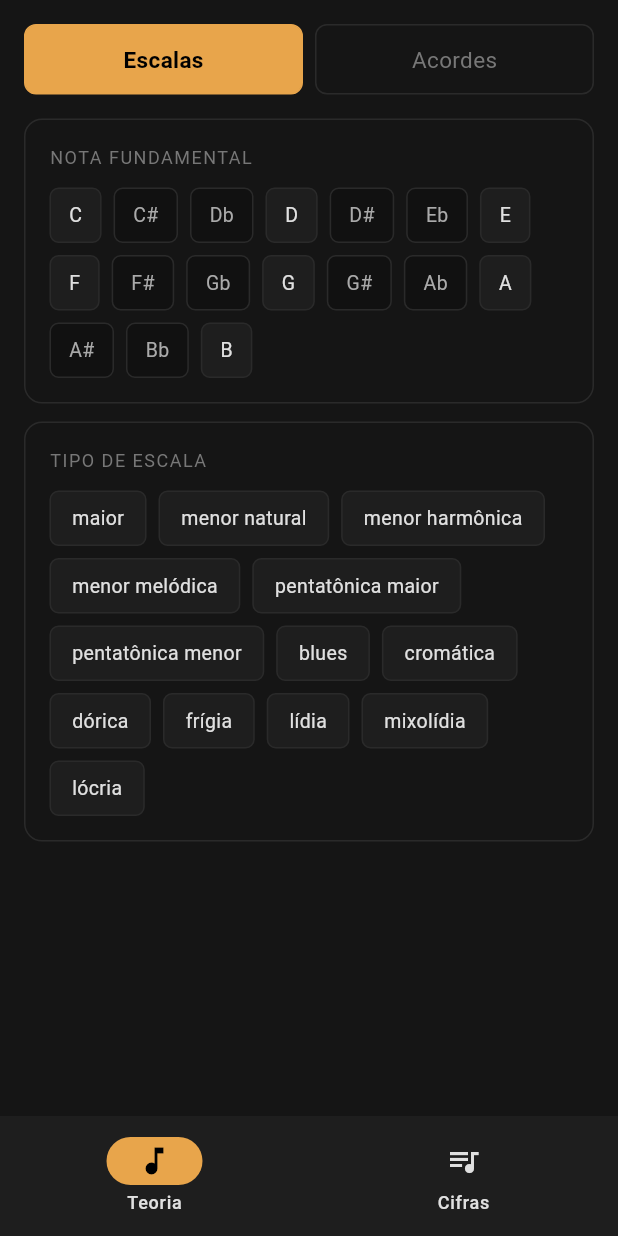
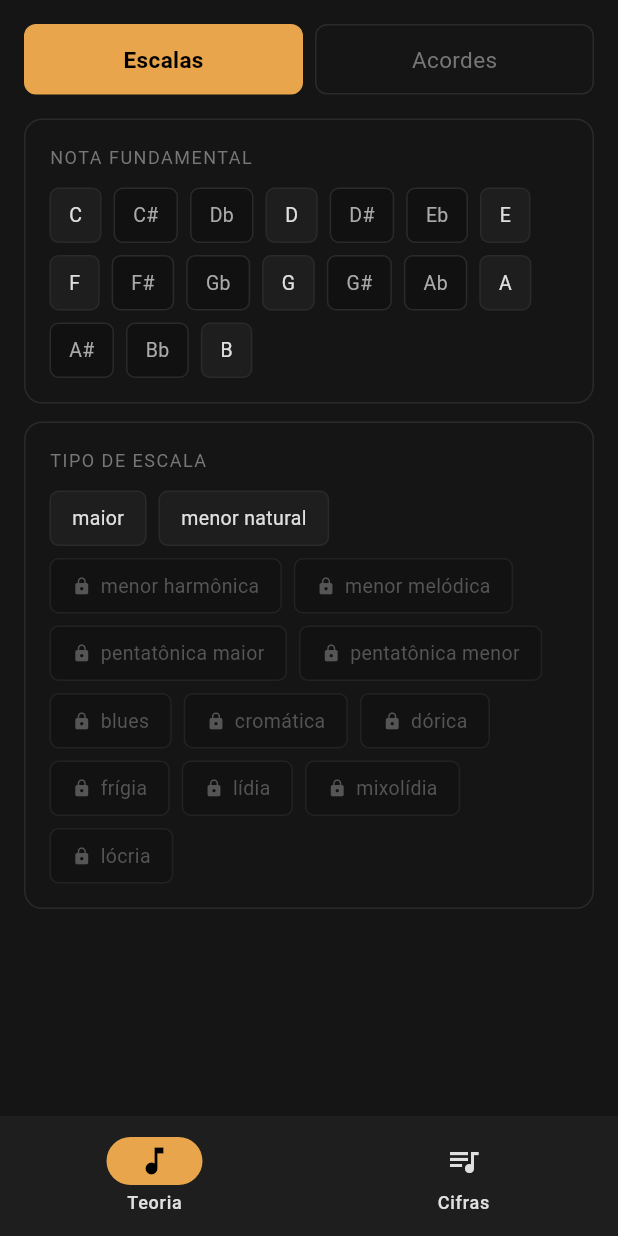
Before and after one commit to caiolagana/teoria-musical, a Flutter app: the screen it shows after launch, on a phone screen of 412 x 824 dp. Run offline on Flutter 3.47's test engine with Material 3 defaults, Android fonts, the light colour scheme and no system bars; our stand-ins replace cloud_firestore, firebase_core; accounts and stored records are empty.

Commit message:
wip free premium

```diff
--- a/flutter/lib/screens/teoria_screen.dart
+++ b/flutter/lib/screens/teoria_screen.dart
@@ -1,6 +1,7 @@
 import 'package:flutter/material.dart';
 import '../theme/app_theme.dart';
 import '../models/music_theory.dart';
+import '../services/premium_service.dart';
 import 'widgets/note_selector.dart';
 import 'widgets/fretboard_widget.dart';
 
@@ -14,6 +15,7 @@ class TeoriaScreen extends StatefulWidget {
 }
 
 class _TeoriaScreenState extends State<TeoriaScreen> {
+  final _premium = PremiumService();
   TeoriaMode _mode = TeoriaMode.scale;
   String? _selectedNote;
 
@@ -52,6 +54,7 @@ class _TeoriaScreenState extends State<TeoriaScreen> {
                 names: scaleFormulas.keys.toList(),
                 selected: _selectedScale,
                 onSelect: (n) => setState(() => _selectedScale = n),
+                canAccess: _premium.canAccessScale,
               ),
             ),
           ],
@@ -63,6 +66,7 @@ class _TeoriaScreenState extends State<TeoriaScreen> {
                 names: chordFormulas.keys.toList(),
                 selected: _selectedChord,
                 onSelect: (n) => setState(() => _selectedChord = n),
+                canAccess: _premium.canAccessChord,
               ),
             ),
           ],
@@ -137,32 +141,77 @@ class _TeoriaScreenState extends State<TeoriaScreen> {
     required List<String> names,
     required String? selected,
     required ValueChanged<String> onSelect,
+    required bool Function(String) canAccess,
   }) {
     return Wrap(
       spacing: 8,
       runSpacing: 8,
       children: names.map((name) {
         final isActive = selected == name;
+        final locked = !canAccess(name);
         return GestureDetector(
-          onTap: () => onSelect(name),
+          onTap: () {
+            if (locked) {
+              _showPremiumDialog();
+            } else {
+              onSelect(name);
+            }
+          },
           child: Container(
             padding: const EdgeInsets.symmetric(horizontal: 14, vertical: 8),
             decoration: BoxDecoration(
-              color: isActive ? AppColors.accent : AppColors.surface,
-              border: Border.all(color: isActive ? AppColors.accent : AppColors.border),
+              color: isActive ? AppColors.accent : locked ? const Color(0xFF121212) : AppColors.surface,
+              border: Border.all(color: isActive ? AppColors.accent : locked ? const Color(0xFF222222) : AppColors.border),
               borderRadius: BorderRadius.circular(6),
             ),
-            child: Text(
-              name,
-              style: TextStyle(
-                fontSize: 13,
-                fontWeight: isActive ? FontWeight.w600 : FontWeight.normal,
-                color: isActive ? AppColors.black : AppColors.text,
-              ),
+            child: Row(
+              mainAxisSize: MainAxisSize.min,
+              children: [
+                if (locked) const Padding(
+                  padding: EdgeInsets.only(right: 6),
+                  child: Icon(Icons.lock, size: 13, color: Color(0xFF555555)),
+                ),
+                Text(
+                  name,
+                  style: TextStyle(
+                    fontSize: 13,
+                    fontWeight: isActive ? FontWeight.w600 : FontWeight.normal,
+                    color: isActive ? AppColors.black : locked ? const Color(0xFF555555) : AppColors.text,
+                  ),
+                ),
+              ],
             ),
           ),
         );
       }).toList(),
+    );
+  }
+
+  void _showPremiumDialog() {
+    showDialog(
+      context: context,
+      builder: (ctx) => AlertDialog(
+        backgroundColor: AppColors.surface,
+        shape: RoundedRectangleBorder(borderRadius: BorderRadius.circular(12)),
+        title: const Text('Premium', style: TextStyle(color: AppColors.text)),
+        content: const Text(
+          'Este conteúdo está disponível na versão Premium.',
+          style: TextStyle(color: AppColors.textDim),
+        ),
+        actions: [
+          TextButton(
+            onPressed: () => Navigator.pop(ctx),
+            child: const Text('Fechar', style: TextStyle(color: AppColors.textDim)),
+          ),
+          TextButton(
+            onPressed: () {
+              Navigator.pop(ctx);
+              // TODO: integrar com Google Play Billing
+            },
+            child: const Text('Upgrade', style: TextStyle(color: AppColors.accent, fontWeight: FontWeight.w600)),
+          ),
+        ],
+      ),
     );
   }
 
--- /dev/null
+++ b/flutter/lib/services/premium_service.dart
@@ -0,0 +1,24 @@
+import 'package:flutter/foundation.dart';
+
+const freeScales = {'maior', 'menor natural'};
+const freeChords = {'maior', 'menor'};
+
+class PremiumService extends ChangeNotifier {
+  static final PremiumService _instance = PremiumService._();
+  factory PremiumService() => _instance;
+  PremiumService._();
+
+  bool _isPremium = false;
+  bool get isPremium => _isPremium;
+
+  void setPremium(bool value) {
+    _isPremium = value;
+    notifyListeners();
+  }
+
+  bool isScaleFree(String name) => freeScales.contains(name);
+  bool isChordFree(String name) => freeChords.contains(name);
+
+  bool canAccessScale(String name) => _isPremium || isScaleFree(name);
+  bool canAccessChord(String name) => _isPremium || isChordFree(name);
+}
```
